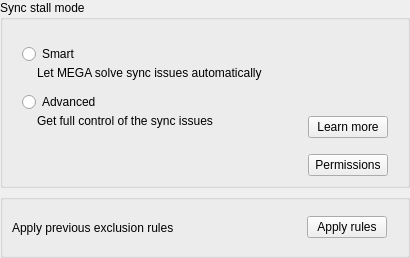
Above: src/MEGASync/gui/ui/SyncStallModeSelector.ui from meganz/MEGAsync before the change. Below: the same form after it.
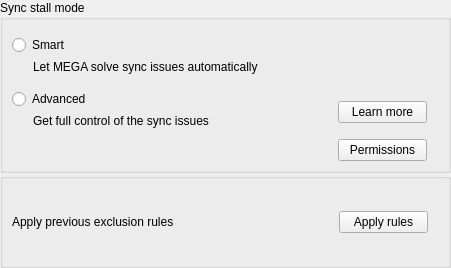
That is the form after the change.

Commit message: SNC-4919 : Added new style to stalled issues mode selector.

Patch:
```diff
--- a/src/MEGASync/gui/ui/SyncStallModeSelector.ui
+++ b/src/MEGASync/gui/ui/SyncStallModeSelector.ui
@@ -6,10 +6,22 @@
    <rect>
     <x>0</x>
     <y>0</y>
-    <width>410</width>
-    <height>258</height>
+    <width>451</width>
+    <height>268</height>
    </rect>
   </property>
+  <property name="minimumSize">
+   <size>
+    <width>0</width>
+    <height>268</height>
+   </size>
+  </property>
+  <property name="maximumSize">
+   <size>
+    <width>16777215</width>
+    <height>16777215</height>
+   </size>
+  </property>
   <property name="windowTitle">
    <string/>
   </property>
@@ -17,6 +29,9 @@
    <string notr="true"/>
   </property>
   <layout class="QVBoxLayout" name="verticalLayout_4">
+   <property name="spacing">
+    <number>0</number>
+   </property>
    <property name="leftMargin">
     <number>0</number>
    </property>
@@ -37,26 +52,35 @@
      <property name="title">
       <string>Sync stall mode</string>
      </property>
+     <property name="type" stdset="0">
+      <string notr="true">mega</string>
+     </property>
      <layout class="QVBoxLayout" name="verticalLayout">
+      <property name="topMargin">
+       <number>10</number>
+      </property>
+      <property name="rightMargin">
+       <number>11</number>
+      </property>
       <item>
        <layout class="QHBoxLayout" name="horizontalLayout">
         <item>
          <widget class="QWidget" name="SelectorsContainer" native="true">
           <layout class="QVBoxLayout" name="verticalLayout_2">
            <property name="spacing">
-            <number>2</number>
+            <number>5</number>
            </property>
            <property name="leftMargin">
-            <number>10</number>
+            <number>0</number>
            </property>
            <property name="topMargin">
-            <number>15</number>
+            <number>5</number>
            </property>
            <property name="rightMargin">
-            <number>10</number>
+            <number>0</number>
            </property>
            <property name="bottomMargin">
-            <number>20</number>
+            <number>5</number>
            </property>
            <item>
             <widget class="QRadioButton" name="SmartSelector">
@@ -71,7 +95,7 @@
               <string>Let MEGA solve sync issues automatically</string>
              </property>
              <property name="indent">
-              <number>15</number>
+              <number>21</number>
              </property>
             </widget>
            </item>
@@ -104,7 +128,7 @@
               <string>Get full control of the sync issues</string>
              </property>
              <property name="indent">
-              <number>15</number>
+              <number>21</number>
              </property>
             </widget>
            </item>
@@ -162,12 +186,24 @@
               </item>
               <item>
                <widget class="QPushButton" name="LearnMoreButton">
+                <property name="minimumSize">
+                 <size>
+                  <width>89</width>
+                  <height>0</height>
+                 </size>
+                </property>
                 <property name="cursor">
                  <cursorShape>PointingHandCursor</cursorShape>
                 </property>
                 <property name="text">
                  <string>Learn more</string>
                 </property>
+                <property name="type" stdset="0">
+                 <string notr="true">secondary</string>
+                </property>
+                <property name="dimension" stdset="0">
+                 <string notr="true">small</string>
+                </property>
                </widget>
               </item>
              </layout>
@@ -211,12 +247,24 @@
          </item>
          <item>
           <widget class="QPushButton" name="bPermissions">
+           <property name="minimumSize">
+            <size>
+             <width>89</width>
+             <height>0</height>
+            </size>
+           </property>
            <property name="cursor">
             <cursorShape>PointingHandCursor</cursorShape>
            </property>
            <property name="text">
             <string>Permissions</string>
            </property>
+           <property name="type" stdset="0">
+            <string notr="true">secondary</string>
+           </property>
+           <property name="dimension" stdset="0">
+            <string notr="true">small</string>
+           </property>
           </widget>
          </item>
         </layout>
@@ -230,6 +278,9 @@
      <property name="title">
       <string/>
      </property>
+     <property name="type" stdset="0">
+      <string notr="true">mega</string>
+     </property>
      <layout class="QHBoxLayout" name="horizontalLayout_3">
       <property name="rightMargin">
        <number>20</number>
@@ -256,12 +307,27 @@
       </item>
       <item>
        <widget class="QPushButton" name="bApplyLegacyExclusions">
+        <property name="minimumSize">
+         <size>
+          <width>89</width>
+          <height>0</height>
+         </size>
+        </property>
+        <property name="cursor">
+         <cursorShape>PointingHandCursor</cursorShape>
+        </property>
         <property name="text">
          <string>Apply rules</string>
         </property>
         <property name="autoDefault">
          <bool>false</bool>
         </property>
+        <property name="type" stdset="0">
+         <string notr="true">secondary</string>
+        </property>
+        <property name="dimension" stdset="0">
+         <string notr="true">small</string>
+        </property>
        </widget>
       </item>
      </layout>
```
The commit also changes 1 other file.
